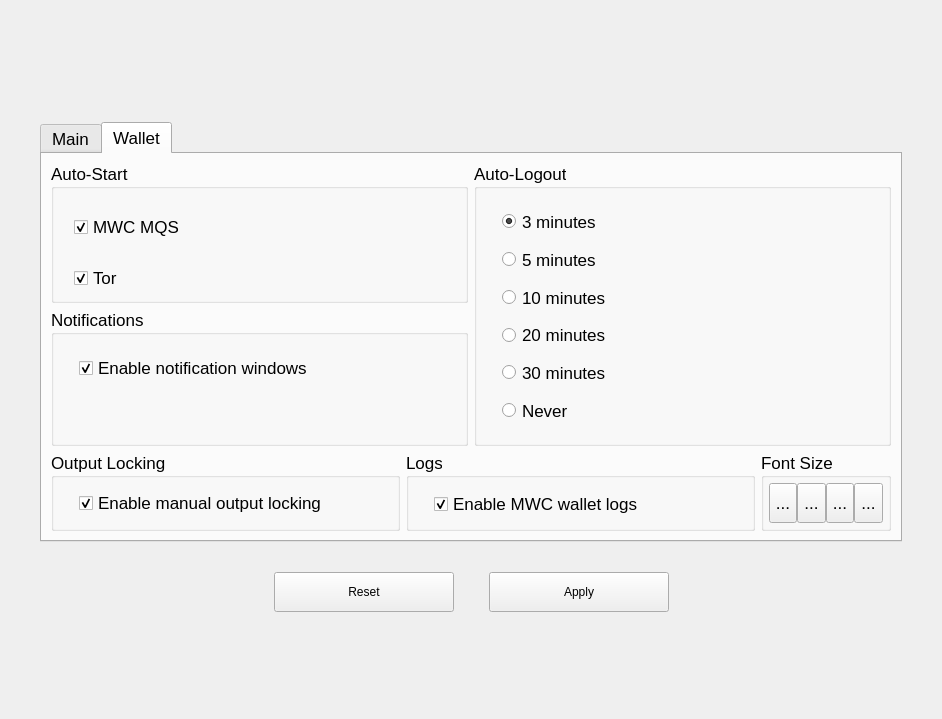
Old version of the form windows_desktop/x_walletconfig.ui in the repository 0xkobe/mwc-wallet.
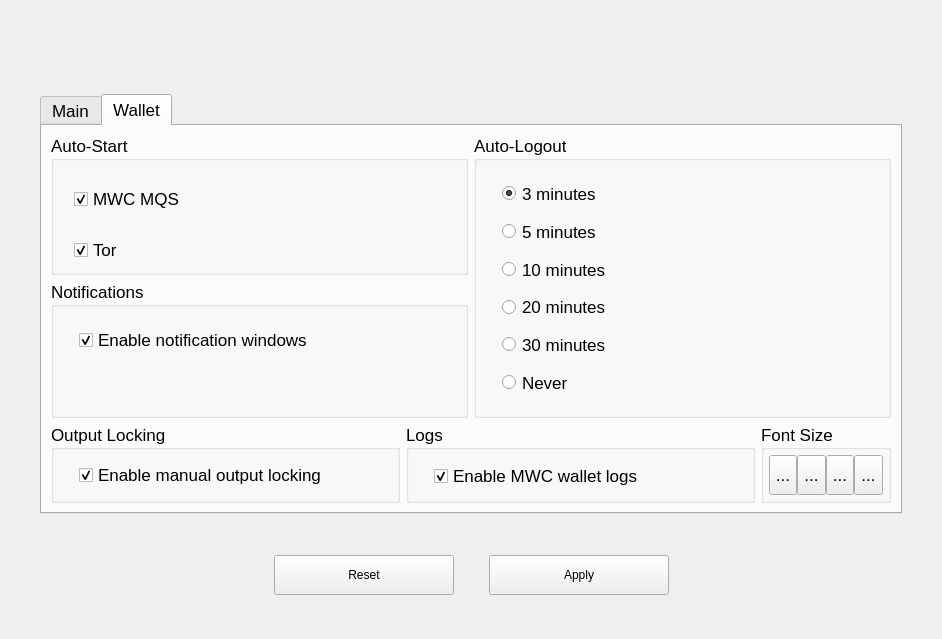
New version of the form. Icons and pictures are not drawn. Custom widgets are drawn as their Qt base class.

Commit message: add error message mapping

```diff
--- a/windows_desktop/x_walletconfig.ui
+++ b/windows_desktop/x_walletconfig.ui
@@ -7,21 +7,21 @@
     <x>0</x>
     <y>0</y>
     <width>942</width>
-    <height>719</height>
+    <height>639</height>
    </rect>
   </property>
   <property name="windowTitle">
    <string>Form</string>
   </property>
-  <layout class="QVBoxLayout" name="verticalLayout_4" stretch="2,0,0,3">
+  <layout class="QVBoxLayout" name="verticalLayout_4" stretch="2,0,0,0,3">
    <property name="spacing">
-    <number>30</number>
+    <number>8</number>
    </property>
    <property name="leftMargin">
     <number>40</number>
    </property>
    <property name="topMargin">
-    <number>50</number>
+    <number>65</number>
    </property>
    <property name="rightMargin">
     <number>40</number>
@@ -808,6 +808,83 @@
      </widget>
     </widget>
    </item>
+   <item>
+    <layout class="QHBoxLayout" name="horizontalLayout_4">
+     <property name="spacing">
+      <number>0</number>
+     </property>
+     <property name="leftMargin">
+      <number>8</number>
+     </property>
+     <item>
+      <spacer name="horizontalSpacer_7">
+       <property name="orientation">
+        <enum>Qt::Horizontal</enum>
+       </property>
+       <property name="sizeHint" stdset="0">
+        <size>
+         <width>40</width>
+         <height>20</height>
+        </size>
+       </property>
+      </spacer>
+     </item>
+     <item>
+      <widget class="control::MwcLabelProgress" name="progress">
+       <property name="sizePolicy">
+        <sizepolicy hsizetype="Minimum" vsizetype="Fixed">
+         <horstretch>0</horstretch>
+         <verstretch>0</verstretch>
+        </sizepolicy>
+       </property>
+       <property name="minimumSize">
+        <size>
+         <width>50</width>
+         <height>25</height>
+        </size>
+       </property>
+       <property name="maximumSize">
+        <size>
+         <width>50</width>
+         <height>25</height>
+        </size>
+       </property>
+       <property name="text">
+        <string/>
+       </property>
+      </widget>
+     </item>
+     <item>
+      <widget class="QWidget" name="widget" native="true">
+       <property name="minimumSize">
+        <size>
+         <width>1</width>
+         <height>25</height>
+        </size>
+       </property>
+       <property name="maximumSize">
+        <size>
+         <width>1</width>
+         <height>25</height>
+        </size>
+       </property>
+      </widget>
+     </item>
+     <item>
+      <spacer name="horizontalSpacer_8">
+       <property name="orientation">
+        <enum>Qt::Horizontal</enum>
+       </property>
+       <property name="sizeHint" stdset="0">
+        <size>
+         <width>40</width>
+         <height>20</height>
+        </size>
+       </property>
+      </spacer>
+     </item>
+    </layout>
+   </item>
    <item>
     <layout class="QHBoxLayout" name="horizontalLayout_5">
      <property name="spacing">
@@ -931,6 +1008,11 @@
    <extends>QLabel</extends>
    <header>control_desktop/MwcLabel.h</header>
   </customwidget>
+  <customwidget>
+   <class>control::MwcLabelProgress</class>
+   <extends>QLabel</extends>
+   <header>control_desktop/MwcLabelProgress.h</header>
+  </customwidget>
  </customwidgets>
  <tabstops>
   <tabstop>tabWidget</tabstop>
```
The commit also changes 1 other file.
